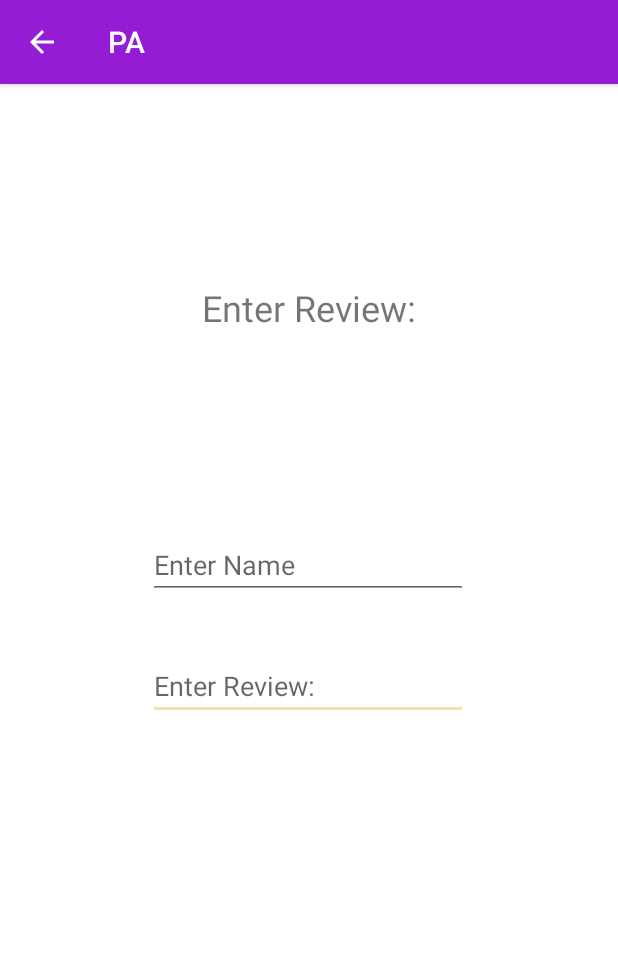
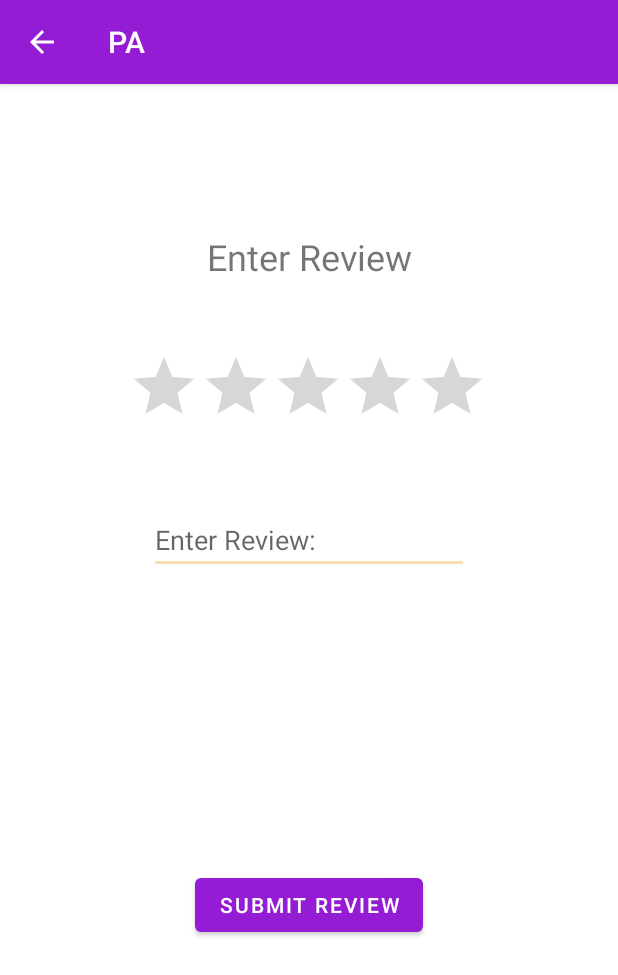
Before and after one commit to hemisemidemipresent/Pairwork-PA, an Android app: the AddReviewActivity screen opened directly, with no data from a screen before it, on a phone screen of 412 x 824 dp. Shown: the top 975 px of the screen. Run offline under Robolectric (Android 15) with nearby library versions, the phone set to English and light mode, and no system bars.

Commit message:
fixed up pretty much all of the review. the only issue rn is that the new review cannot stay there (if you exit back to the main screen and go back, the review is wiped)

```diff
--- a/app/src/main/java/com/example/myapplication/AddReviewActivity.kt
+++ b/app/src/main/java/com/example/myapplication/AddReviewActivity.kt
@@ -1,15 +1,39 @@
 package com.example.myapplication
 
 import android.annotation.SuppressLint
+import android.content.Context
+import android.content.Intent
+import android.content.SharedPreferences
 import androidx.appcompat.app.AppCompatActivity
 import android.os.Bundle
+import android.widget.Button
+import android.widget.EditText
+import android.widget.RatingBar
+import android.widget.TextView
 import com.example.myapplication.R
 
 class AddReviewActivity : AppCompatActivity() {
+    lateinit var button: Button
+    lateinit var editTextReview: EditText
+    lateinit var ratingBar: RatingBar
+
     @SuppressLint("SetTextI18n")
     override fun onCreate(savedInstanceState: Bundle?) {
         super.onCreate(savedInstanceState)
         setContentView(R.layout.activity_add_review)
+        button = findViewById(R.id.submitReviewButton)
+        editTextReview = findViewById(R.id.editTextReview)
+        ratingBar = findViewById(R.id.ratingBar2)
+        ratingBar.numStars = 5
+        ratingBar.stepSize = 0.5f
+
+        button.setOnClickListener { view ->
+            val intent = Intent(this, ReviewActivity::class.java)
+            intent.putExtra("newReview", true)
+            intent.putExtra("rating", ratingBar.rating.toString())
+            intent.putExtra("review", editTextReview.text.toString())
+            this.startActivity(intent)
+        }
     }
 
 }
--- a/app/src/main/java/com/example/myapplication/DescriptionActivity.kt
+++ b/app/src/main/java/com/example/myapplication/DescriptionActivity.kt
@@ -35,7 +35,7 @@ class DescriptionActivity : AppCompatActivity() {
         size.text = "size: " + intent.getStringExtra("size")
 
         val date = Date(intent.getLongExtra("expiry", 0))
-        expiry.text = "expiry: " + date.toString()
+        expiry.text = "expiry: $date"
         brand.text = "brand: " + intent.getStringExtra("brand")
         temp.text = "Storage temperature: " + intent.getIntExtra("temp",404) + "°C"
 
--- a/app/src/main/java/com/example/myapplication/ReviewRecyclerAdapter.kt
+++ b/app/src/main/java/com/example/myapplication/ReviewRecyclerAdapter.kt
@@ -38,7 +38,7 @@ class ReviewRecyclerAdapter(val reviewList: ArrayList<Review>) :
                 val intent = Intent(itemView.context, DisplayReviewActivity::class.java)
                 intent.putExtra("avatar", review.avatar)
                 intent.putExtra("name", review.name)
-                intent.putExtra("rating", review.rating)
+                intent.putExtra("rating", review.rating.toString())
                 intent.putExtra("review", review.review)
                 itemView.context.startActivity(intent)
             }
--- a/app/src/main/res/layout/activity_add_review.xml
+++ b/app/src/main/res/layout/activity_add_review.xml
@@ -9,37 +9,43 @@
         android:layout_width="wrap_content"
         android:layout_height="wrap_content"
         android:ems="10"
+        android:hint="Enter Review:"
         android:inputType="textLongMessage"
-        android:hint="Enter Review:"
         app:layout_constraintBottom_toBottomOf="parent"
         app:layout_constraintEnd_toEndOf="parent"
-        app:layout_constraintHorizontal_bias="0.497"
-        app:layout_constraintStart_toStartOf="parent"
-        app:layout_constraintTop_toBottomOf="@+id/editTextTextPersonName"
-        app:layout_constraintVertical_bias="0.094" />
-
-    <EditText
-        android:id="@+id/editTextTextPersonName"
-        android:layout_width="wrap_content"
-        android:layout_height="wrap_content"
-        android:ems="10"
-        android:inputType="textPersonName"
-        android:hint="Enter Name"
-        app:layout_constraintBottom_toBottomOf="parent"
-        app:layout_constraintEnd_toEndOf="parent"
-        app:layout_constraintHorizontal_bias="0.497"
         app:layout_constraintStart_toStartOf="parent"
         app:layout_constraintTop_toTopOf="parent"
-        app:layout_constraintVertical_bias="0.412" />
+        app:layout_constraintVertical_bias="0.389" />
 
     <TextView
         android:id="@+id/textView2"
         android:layout_width="wrap_content"
         android:layout_height="wrap_content"
-        android:text="Enter Review:"
+        android:text="Enter Review"
         android:textSize="24sp"
-        app:layout_constraintBottom_toTopOf="@+id/editTextTextPersonName"
+        app:layout_constraintBottom_toBottomOf="parent"
         app:layout_constraintEnd_toEndOf="parent"
         app:layout_constraintStart_toStartOf="parent"
-        app:layout_constraintTop_toTopOf="parent" />
+        app:layout_constraintTop_toTopOf="parent"
+        app:layout_constraintVertical_bias="0.134" />
+
+    <Button
+        android:id="@+id/submitReviewButton"
+        android:layout_width="wrap_content"
+        android:layout_height="wrap_content"
+        android:text="Submit Review"
+        app:layout_constraintBottom_toBottomOf="parent"
+        app:layout_constraintEnd_toEndOf="parent"
+        app:layout_constraintStart_toStartOf="parent"
+        app:layout_constraintTop_toBottomOf="@+id/editTextReview" />
+
+    <RatingBar
+        android:id="@+id/ratingBar2"
+        android:layout_width="wrap_content"
+        android:layout_height="wrap_content"
+        app:layout_constraintBottom_toTopOf="@+id/editTextReview"
+        app:layout_constraintEnd_toEndOf="parent"
+        app:layout_constraintHorizontal_bias="0.497"
+        app:layout_constraintStart_toStartOf="parent"
+        app:layout_constraintTop_toBottomOf="@+id/textView2" />
 </androidx.constraintlayout.widget.ConstraintLayout>
```
Also changed, not shown: app/src/main/java/com/example/myapplication/DisplayReviewActivity.kt (+1 -9 lines), app/src/main/java/com/example/myapplication/MainActivity.kt (+10 -3 lines), app/src/main/java/com/example/myapplication/ReviewActivity.kt (+37 -10 lines), app/src/main/java/com/example/myapplication/SignUpActivity.kt (+10 -5 lines), 1 other file.
